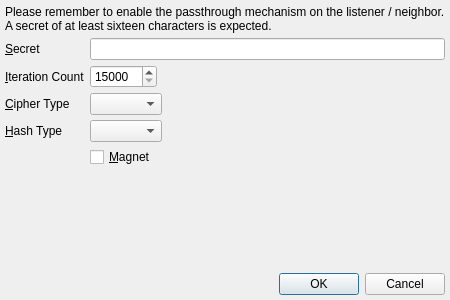
Above: branches/trunk/UI/spot-on-private-application-credentials.ui from textbrowser/spot-on before the change. Below: the same form after it.
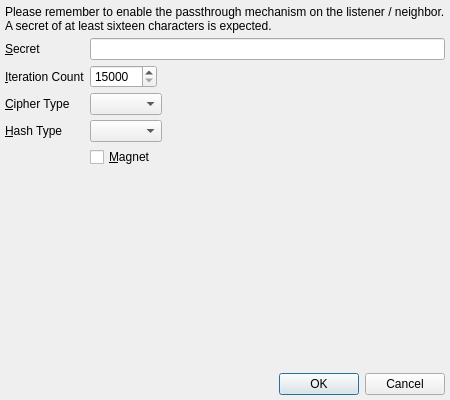
That is the form after the change. Icons and pictures are not drawn.

The edit to the form file:
```diff
--- a/branches/trunk/UI/spot-on-private-application-credentials.ui
+++ b/branches/trunk/UI/spot-on-private-application-credentials.ui
@@ -7,7 +7,7 @@
     <x>0</x>
     <y>0</y>
     <width>450</width>
-    <height>300</height>
+    <height>400</height>
    </rect>
   </property>
   <property name="windowIcon">
```
Left out of the diff: 11 changed lines with no effect on the pictures.
